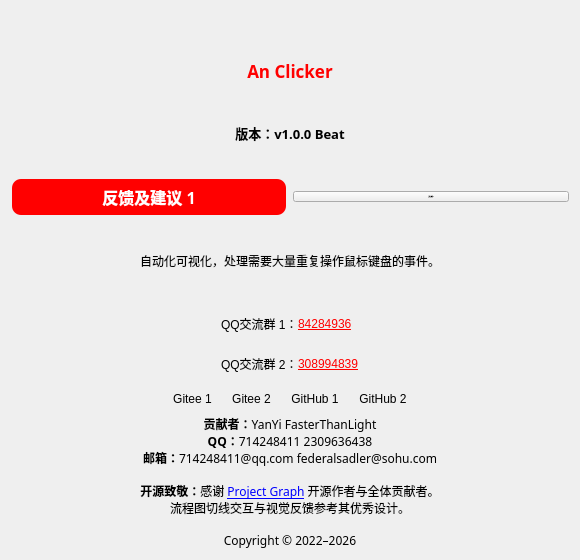
714248411/AnClicker, file Window/about.ui: the form before one commit.
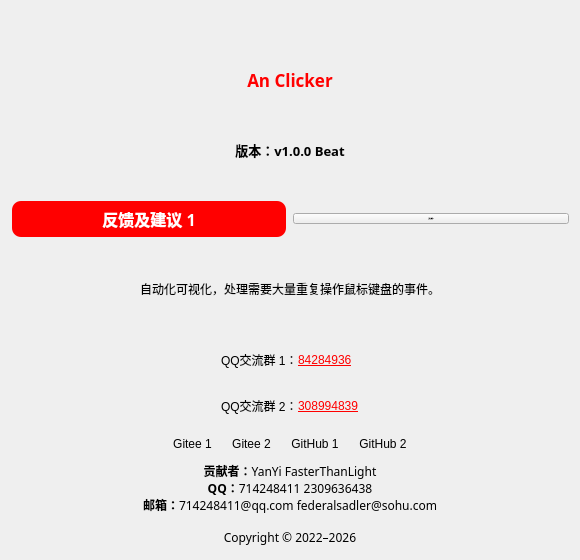
The form after the commit. Icons and pictures are not drawn.

```diff
--- a/Window/about.ui
+++ b/Window/about.ui
@@ -514,7 +514,7 @@
       </font>
      </property>
      <property name="text">
-      <string>&lt;b&gt;贡献者：&lt;/b&gt;YanYi　　FasterThanLight&lt;br&gt;&lt;b&gt;QQ：&lt;/b&gt;714248411　　2309636438&lt;br&gt;&lt;b&gt;邮箱：&lt;/b&gt;714248411@qq.com　　federalsadler@sohu.com&lt;br&gt;&lt;br&gt;&lt;b&gt;开源致敬：&lt;/b&gt;感谢 &lt;a href=&quot;https://github.com/graphif/project-graph&quot;&gt;Project Graph&lt;/a&gt; 开源作者与全体贡献者。&lt;br&gt;流程图切线交互与视觉反馈参考其优秀设计。&lt;br&gt;&lt;br&gt;Copyright © 2022–2026</string>
+      <string>&lt;b&gt;贡献者：&lt;/b&gt;YanYi　　FasterThanLight&lt;br&gt;&lt;b&gt;QQ：&lt;/b&gt;714248411　　2309636438&lt;br&gt;&lt;b&gt;邮箱：&lt;/b&gt;714248411@qq.com　　federalsadler@sohu.com&lt;br&gt;&lt;br&gt;Copyright © 2022–2026</string>
      </property>
      <property name="alignment">
       <set>Qt::AlignmentFlag::AlignCenter</set>
```
